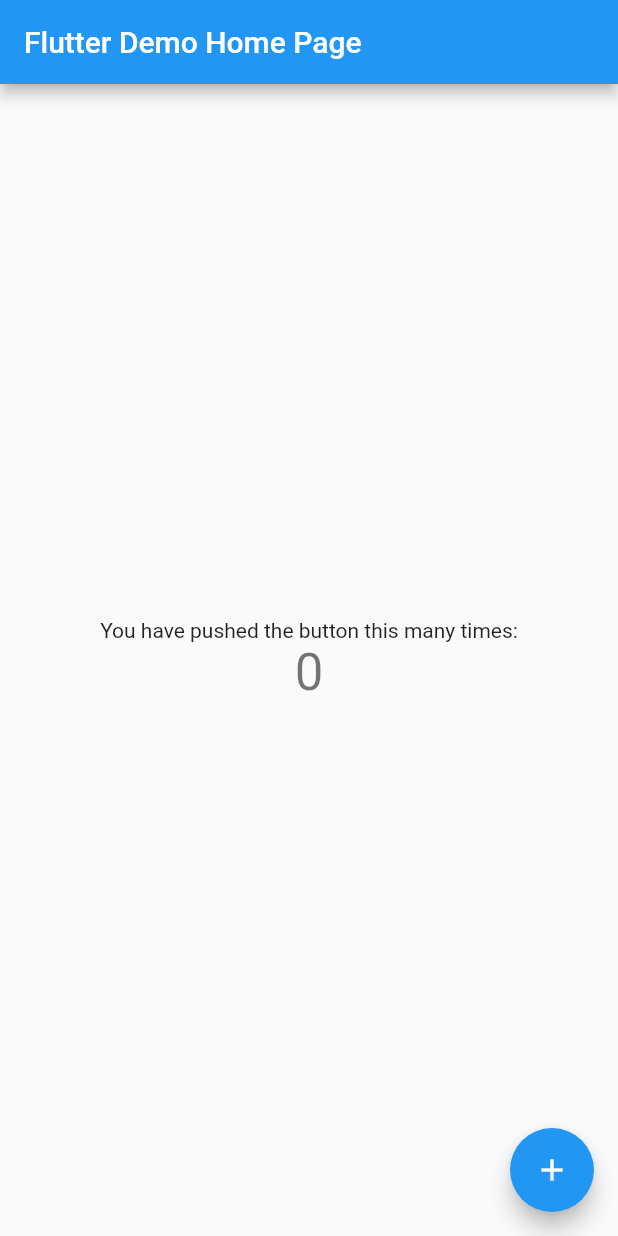
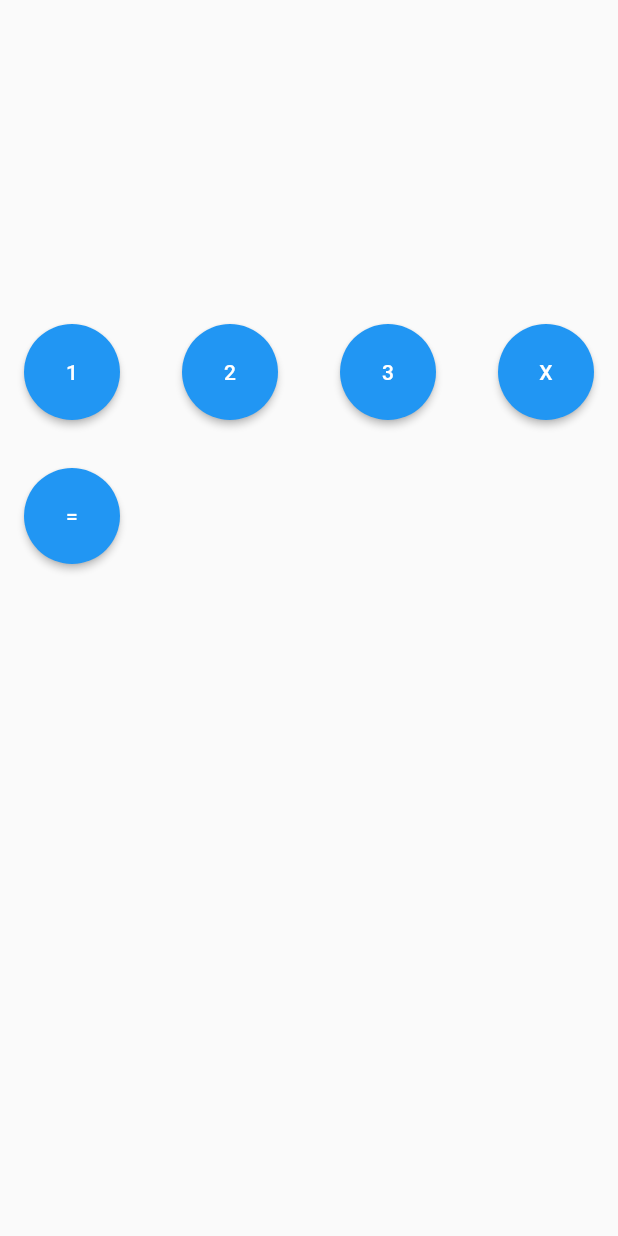
Before and after one commit to JacksonMonteiro/flutter_calculator_app, a Flutter app: the screen it shows after launch, on a phone screen of 412 x 824 dp. Run offline on Flutter 3.47's test engine with Material 2 defaults, Android fonts, the phone set to English and light mode, and no system bars.

```diff
--- /dev/null
+++ b/lib/app/app_widget.dart
@@ -0,0 +1,14 @@
+import 'package:calculator/app/views/home_view.dart';
+import 'package:flutter/material.dart';
+
+class AppWidget extends StatelessWidget {
+  const AppWidget({super.key});
+
+  @override
+  Widget build(BuildContext context) {
+    return const MaterialApp(
+      debugShowCheckedModeBanner: false,
+      home: HomeView(),
+    );
+  }
+}
--- /dev/null
+++ b/lib/app/blocs/calc/calc_events.dart
@@ -0,0 +1,13 @@
+abstract class CalcEvent {}
+
+class AddNumEvent extends CalcEvent {
+  String num;
+  AddNumEvent({required this.num});
+}
+
+class AddOperationEvent extends CalcEvent {
+  String operation;
+  AddOperationEvent({required this.operation});
+}
+
+class DoCalcEvent extends CalcEvent {}
--- /dev/null
+++ b/lib/app/blocs/calc/calc_state.dart
@@ -0,0 +1,14 @@
+import 'package:calculator/app/models/calc_model.dart';
+
+abstract class CalcState {
+  CalcModel calc;
+  CalcState({required this.calc});
+}
+
+class InitialCalcState extends CalcState {
+  InitialCalcState() : super(calc: CalcModel(firstNum: '', secondNum: '', operation: '', result: ''));
+}
+
+class CalcSuccessState extends CalcState {
+  CalcSuccessState({required CalcModel calc}) : super(calc: calc);
+}
--- /dev/null
+++ b/lib/app/components/key_component.dart
@@ -0,0 +1,37 @@
+import 'package:calculator/app/blocs/calc/calc_bloc.dart';
+import 'package:calculator/app/blocs/calc/calc_events.dart';
+import 'package:flutter/material.dart';
+
+class KeyComponent extends StatelessWidget {
+  final String char;
+  final CalcBloc bloc;
+  final bool isCalcButton;
+
+  const KeyComponent(
+      {super.key,
+      required this.char,
+      required this.bloc,
+      this.isCalcButton = false});
+
+  @override
+  Widget build(BuildContext context) {
+    return ElevatedButton(
+      style: ElevatedButton.styleFrom(
+          fixedSize: const Size(64.0, 64.0),
+          shape:
+              RoundedRectangleBorder(borderRadius: BorderRadius.circular(32))),
+      onPressed: () {
+        if (!isCalcButton) {
+          if (bloc.checkChar(char)) {
+            bloc.inputCalc.add(AddNumEvent(num: char));
+          } else {
+            bloc.inputCalc.add(AddOperationEvent(operation: char));
+          }
+        } else {
+          bloc.inputCalc.add(DoCalcEvent());
+        }
+      },
+      child: Text(char),
+    );
+  }
+}
--- /dev/null
+++ b/lib/app/components/keyboard_component.dart
@@ -0,0 +1,33 @@
+import 'package:calculator/app/blocs/calc/calc_bloc.dart';
+import 'package:calculator/app/components/key_component.dart';
+import 'package:flutter/material.dart';
+
+class KeyboardComponent extends StatelessWidget {
+  final CalcBloc bloc;
+
+  const KeyboardComponent({super.key, required this.bloc});
+
+  @override
+  Widget build(BuildContext context) {
+    return Column(
+      children: [
+        Row(
+          mainAxisAlignment: MainAxisAlignment.spaceBetween,
+          children: [
+            KeyComponent(char: '1', bloc: bloc,),
+            KeyComponent(char: '2', bloc: bloc,),
+            KeyComponent(char: '3', bloc: bloc,),
+            KeyComponent(char: 'X', bloc: bloc,),
+          ],
+        ),
+        const SizedBox(height: 32,),
+        Row(
+          mainAxisAlignment: MainAxisAlignment.spaceBetween,
+          children: [
+            KeyComponent(char: '=', bloc: bloc, isCalcButton: true,),
+          ],
+        ),
+      ],
+    );
+  }
+}
--- /dev/null
+++ b/lib/app/models/calc_model.dart
@@ -0,0 +1,13 @@
+class CalcModel {
+  String firstNum;
+  String secondNum;
+  String operation;
+  String result;
+
+  CalcModel({
+    required this.firstNum,
+    required this.secondNum,
+    required this.operation,
+    required this.result
+  });
+}
--- /dev/null
+++ b/lib/app/views/home_view.dart
@@ -0,0 +1,50 @@
+import 'package:calculator/app/blocs/calc/calc_bloc.dart';
+import 'package:calculator/app/components/keyboard_component.dart';
+import 'package:flutter/material.dart';
+import 'package:flutter/src/widgets/container.dart';
+import 'package:flutter/src/widgets/framework.dart';
+
+class HomeView extends StatefulWidget {
+  const HomeView({super.key});
+
+  @override
+  State<HomeView> createState() => _HomeViewState();
+}
+
+class _HomeViewState extends State<HomeView> {
+  late CalcBloc bloc;
+
+  @override
+  void initState() {
+    super.initState();
+    bloc = CalcBloc();
+  }
+
+  @override
+  void dispose() {
+    super.dispose();
+    bloc.inputCalc.close();
+  }
+
+  @override
+  Widget build(BuildContext context) {
+    return Scaffold(
+      body: Padding(
+        padding: const EdgeInsets.all(16.0),
+        child: StreamBuilder<Object>(
+          stream: bloc.stream,
+          builder: (context, snapshot) {
+            return Column(
+              children: [
+                Container(
+                  height: 200,
+                ),
+                KeyboardComponent(bloc: bloc,),
+              ],
+            );
+          }
+        ),
+      ),
+    );
+  }
+}
--- a/lib/main.dart
+++ b/lib/main.dart
@@ -1,115 +1,6 @@
+import 'package:calculator/app/app_widget.dart';
 import 'package:flutter/material.dart';
 
 void main() {
-  runApp(const MyApp());
+  runApp(const AppWidget());
 }
-
-class MyApp extends StatelessWidget {
-  const MyApp({Key? key}) : super(key: key);
-
-  // This widget is the root of your application.
-  @override
-  Widget build(BuildContext context) {
-    return MaterialApp(
-      title: 'Flutter Demo',
-      theme: ThemeData(
-        // This is the theme of your application.
-        //
-        // Try running your application with "flutter run". You'll see the
-        // application has a blue toolbar. Then, without quitting the app, try
-        // changing the primarySwatch below to Colors.green and then invoke
-        // "hot reload" (press "r" in the console where you ran "flutter run",
-        // or simply save your changes to "hot reload" in a Flutter IDE).
-        // Notice that the counter didn't reset back to zero; the application
-        // is not restarted.
-        primarySwatch: Colors.blue,
-      ),
-      home: const MyHomePage(title: 'Flutter Demo Home Page'),
-    );
-  }
-}
-
-class MyHomePage extends StatefulWidget {
-  const MyHomePage({Key? key, required this.title}) : super(key: key);
-
-  // This widget is the home page of your application. It is stateful, meaning
-  // that it has a State object (defined below) that contains fields that affect
-  // how it looks.
-
-  // This class is the configuration for the state. It holds the values (in this
-  // case the title) provided by the parent (in this case the App widget) and
-  // used by the build method of the State. Fields in a Widget subclass are
-  // always marked "final".
-
-  final String title;
-
-  @override
-  State<MyHomePage> createState() => _MyHomePageState();
-}
-
-class _MyHomePageState extends State<MyHomePage> {
-  int _counter = 0;
-
-  void _incrementCounter() {
-    setState(() {
-      // This call to setState tells the Flutter framework that something has
-      // changed in this State, which causes it to rerun the build method below
-      // so that the display can reflect the updated values. If we changed
-      // _counter without calling setState(), then the build method would not be
-      // called again, and so nothing would appear to happen.
-      _counter++;
-    });
-  }
-
-  @override
-  Widget build(BuildContext context) {
-    // This method is rerun every time setState is called, for instance as done
-    // by the _incrementCounter method above.
-    //
-    // The Flutter framework has been optimized to make rerunning build methods
-    // fast, so that you can just rebuild anything that needs updating rather
-    // than having to individually change instances of widgets.
-    return Scaffold(
-      appBar: AppBar(
-        // Here we take the value from the MyHomePage object that was created by
-        // the App.build method, and use it to set our appbar title.
-        title: Text(widget.title),
-      ),
-      body: Center(
-        // Center is a layout widget. It takes a single child and positions it
-        // in the middle of the parent.
-        child: Column(
-          // Column is also a layout widget. It takes a list of children and
-          // arranges them vertically. By default, it sizes itself to fit its
-          // children horizontally, and tries to be as tall as its parent.
-          //
-          // Invoke "debug painting" (press "p" in the console, choose the
-          // "Toggle Debug Paint" action from the Flutter Inspector in Android
-          // Studio, or the "Toggle Debug Paint" command in Visual Studio Code)
-          // to see the wireframe for each widget.
-          //
-          // Column has various properties to control how it sizes itself and
-          // how it positions its children. Here we use mainAxisAlignment to
-          // center the children vertically; the main axis here is the vertical
-          // axis because Columns are vertical (the cross axis would be
-          // horizontal).
-          mainAxisAlignment: MainAxisAlignment.center,
-          children: <Widget>[
-            const Text(
-              'You have pushed the button this many times:',
-            ),
-            Text(
-              '$_counter',
-              style: Theme.of(context).textTheme.headline4,
-            ),
-          ],
-        ),
-      ),
-      floatingActionButton: FloatingActionButton(
-        onPressed: _incrementCounter,
-        tooltip: 'Increment',
-        child: const Icon(Icons.add),
-      ), // This trailing comma makes auto-formatting nicer for build methods.
-    );
-  }
-}
```
Also changed, not shown: lib/app/blocs/calc/calc_bloc.dart (added, +60 -0 lines), pubspec.lock, 1 other file.
